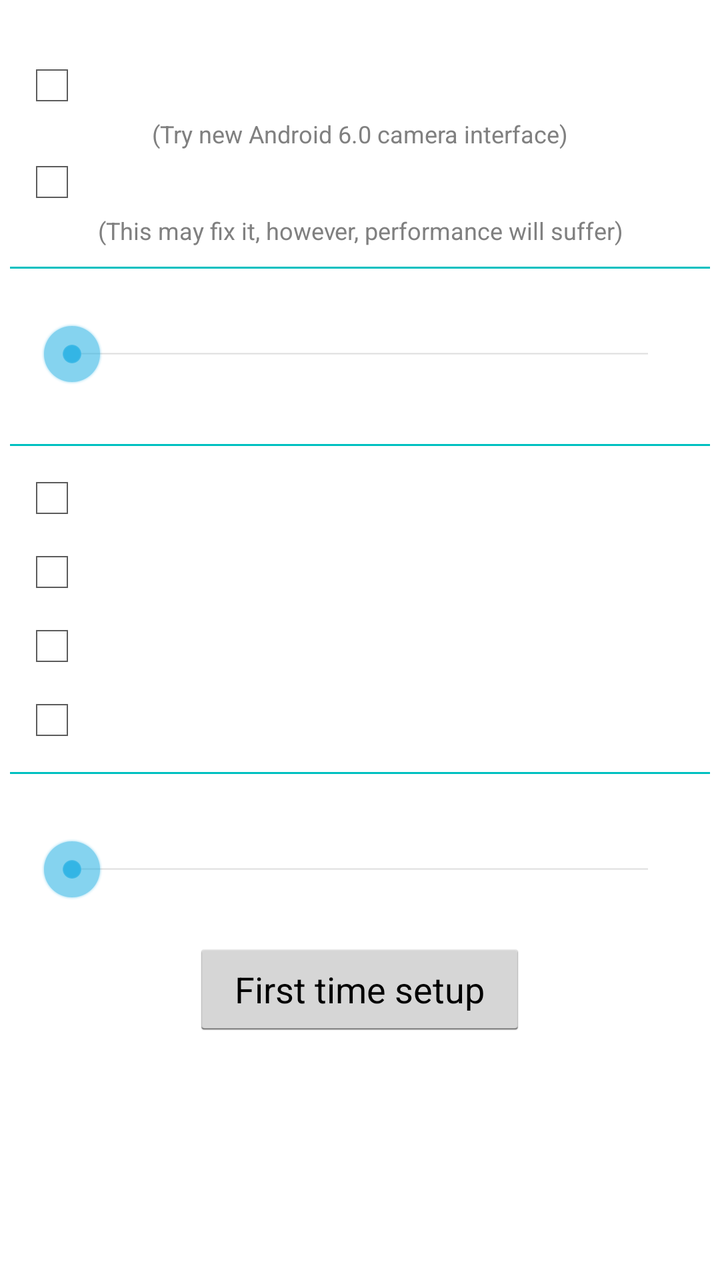
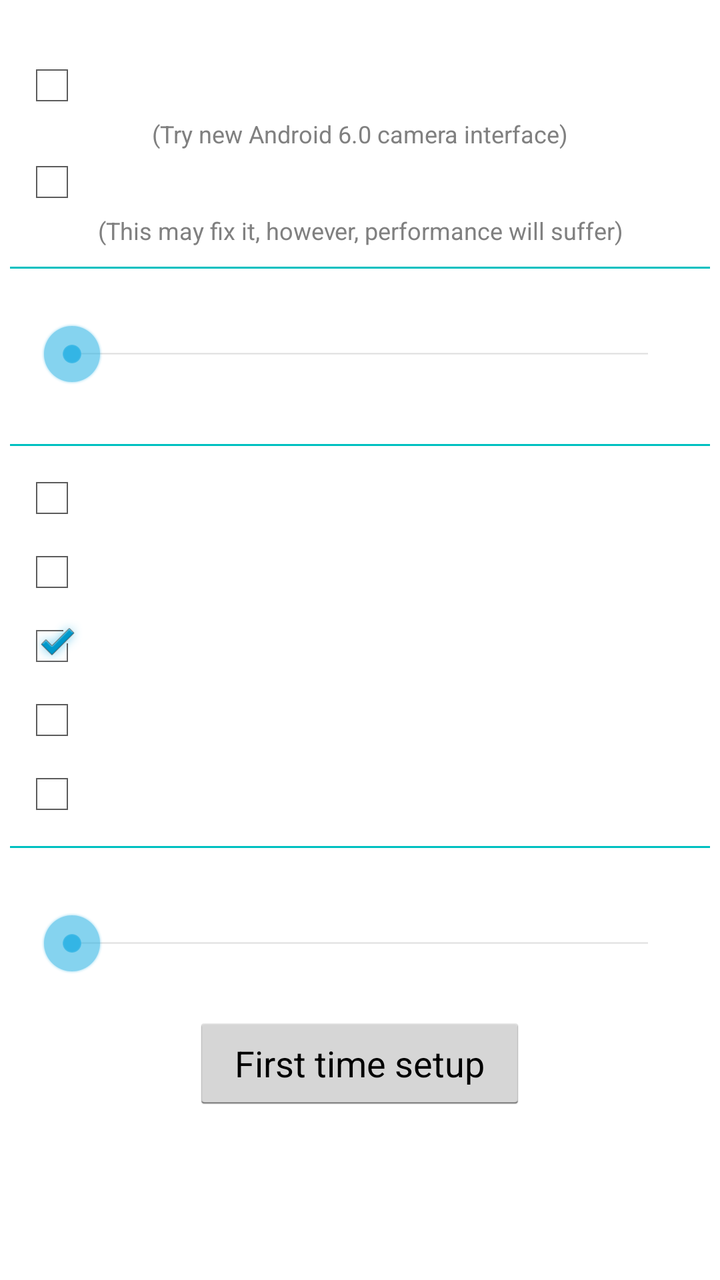

Two renders of the same Android screen: before a commit and after it. Below are the layout's source before the change and the commit's diff.
<!-- AndroidManifest.xml: another module's application theme AppTheme -->
<!-- res/layout/frag_settings_fragment.xml -->
<?xml version="1.0" encoding="utf-8"?>

<ScrollView xmlns:android="http://schemas.android.com/apk/res/android"
    android:layout_width="match_parent"
    android:layout_height="match_parent"
    >
	<LinearLayout 
	    android:layout_width="match_parent"
	    android:layout_height="wrap_content"
	    android:orientation="vertical" >
	    
	    <TextView
	        android:layout_width="wrap_content"
	        android:layout_height="wrap_content"
	        android:textColor="#FFFFFFFF"
	        android:textSize="16sp"
	        android:layout_marginLeft="5dp"
	        android:text="Having LED issues?"
	        android:layout_marginTop="5dp"
	        />
	    
	    <CheckBox
	        android:layout_width="wrap_content"
	        android:layout_height="wrap_content"
	        android:textColor="#FFFFFFFF"
	        android:text="New camera interface"
	        android:layout_marginLeft="10dp"
	        android:id="@+id/new_camera_check"
	        />
	    <TextView
	        android:layout_width="fill_parent"
	        android:layout_height="wrap_content"
	        android:gravity="center_horizontal"
	        android:textColor="#FF808080"
	        android:textSize="12sp"
	        android:layout_marginLeft="10dp"
	        android:layout_marginRight="10dp"
	        android:text="(Try new Android 6.0 camera interface)"
	        />

	    <LinearLayout
	        android:layout_width="fill_parent"
	        android:layout_height="wrap_content"
	        android:id="@+id/preview_hack_stuff"
	        android:orientation="vertical"
	        >
		    
		    <CheckBox
		        android:layout_width="wrap_content"
		        android:layout_height="wrap_content"
		        android:textColor="#FFFFFFFF"
		        android:text="Preview hack"
		        android:layout_marginLeft="10dp"
		        android:id="@+id/preview_check"
		        />
		    
		    <TextView
		        android:layout_width="fill_parent"
		        android:layout_height="wrap_content"
		        android:gravity="center_horizontal"
		        android:textColor="#FF808080"
		        android:textSize="12sp"
		        android:layout_marginLeft="10dp"
		        android:layout_marginRight="10dp"
		        android:text="(This may fix it, however, performance will suffer)"
		        />
		</LinearLayout>
	    
	    
	    <View 
	        android:layout_width="fill_parent"
	        android:layout_height="1dp"
	        android:layout_marginLeft="5dp"
	        android:layout_marginRight="5dp"
	        android:layout_marginTop="10dp"
	        android:layout_marginBottom="5dp"
	        android:background="#FF00C0C0"/>
	    
	    
	   	<TextView 
	    	android:layout_width="wrap_content"
	    	android:layout_height="wrap_content"
	        android:textColor="#FFFFFFFF"
	        android:textSize="16sp"
	        android:layout_marginLeft="10dp"
	    	android:text="Maximum frequency:"
	    	/>
	    <SeekBar
	    	android:layout_width="fill_parent"
	    	android:layout_height="wrap_content"
	    	android:layout_marginLeft="20dip"
	    	android:layout_marginRight="20dip"
	    	android:id="@+id/max_seek_bar"
	    	/>   
	    <TextView 
	    	android:layout_width="wrap_content"
	    	android:layout_height="wrap_content"
	    	android:layout_gravity="center_horizontal"
	        android:textColor="#FFFFFFFF"
	        android:textSize="14sp"
	    	android:id="@+id/max_text"
	    	android:text="30"
	    	/>
	    
	    
	    <View 
	        android:layout_width="fill_parent"
	        android:layout_height="1dp"
	        android:layout_marginLeft="5dp"
	        android:layout_marginRight="5dp"
	        android:layout_marginTop="10dp"
	        android:layout_marginBottom="10dp"
	        android:background="#FF00C0C0"/>
	    
	    
	    <CheckBox
	        android:layout_width="wrap_content"
	        android:layout_height="wrap_content"
	        android:textColor="#FFFFFFFF"
	        android:text="Continue flashing on app close"
	        android:layout_marginLeft="10dp"
	        android:id="@+id/persist_check"
	        />
	    
	    
	    <CheckBox
	        android:layout_width="wrap_content"
	        android:layout_height="wrap_content"
	        android:textColor="#FFFFFFFF"
	        android:text="Dim screen while flashing"
	        android:layout_marginTop="5dp"
	        android:layout_marginLeft="10dp"
	        android:id="@+id/dim_check"
	        />
	    
	    <CheckBox
	        android:layout_width="wrap_content"
	        android:layout_height="wrap_content"
	        android:textColor="#FFFFFFFF"
	        android:text="Show burst option"
	        android:layout_marginTop="5dp"
	        android:layout_marginLeft="10dp"
	        android:id="@+id/burst_check"
	        />
	    
	    <CheckBox
	        android:layout_width="wrap_content"
	        android:layout_height="wrap_content"
	        android:textColor="#FFFFFFFF"
	        android:text="Show help buttons"
	        android:layout_marginTop="5dp"
	        android:layout_marginLeft="10dp"
	        android:id="@+id/help_check"
	        />
	    
	    
	    <View 
	        android:layout_width="fill_parent"
	        android:layout_height="1dp"
	        android:layout_marginLeft="5dp"
	        android:layout_marginRight="5dp"
	        android:layout_marginTop="10dp"
	        android:layout_marginBottom="10dp"
	        android:background="#FF00C0C0"/>
	    
	    
	    <LinearLayout
	        android:layout_width="fill_parent"
	        android:layout_height="wrap_content"
	        android:orientation="horizontal"
	        >   
		    <TextView
		        android:layout_width="wrap_content"
		        android:layout_height="wrap_content"
		        android:textColor="#FFFFFFFF"
		        android:textSize="16sp"
		        android:layout_marginLeft="5dp"
		        android:text="Screen flash color:"
		    	/>
		    <View
		    	android:layout_width="0dp"
		    	android:layout_height="8dip"
		    	android:layout_weight="1"
		    	android:layout_marginLeft="20dip"
		    	android:layout_marginRight="20dip"
		    	android:layout_marginTop="2dp"
		    	android:id="@+id/color_sample"
		    	android:background="#FFFFFFFF"
		    	android:layout_gravity="center_vertical"
		    	/>
	    </LinearLayout>
	    
	    <SeekBar
	    	android:layout_width="fill_parent"
	    	android:layout_height="wrap_content"
	    	android:layout_marginLeft="20dip"
	    	android:layout_marginRight="20dip"
	    	android:id="@+id/color_seek_bar"
	    	/>   
	    	
	    <Button
	        android:layout_width="wrap_content"
	        android:layout_height="wrap_content"
	        android:text="  First time setup  "
	        android:id="@+id/tutorial"
	        android:layout_marginTop="20dp"
	        android:layout_gravity="center_horizontal"
	        />
	    
	    <View
	        android:layout_width="0dp"
	        android:layout_height="20dp"
	        />
	
	</LinearLayout>
</ScrollView>
<!-- resources referenced by this layout -->
<resources>
  <style name="AppTheme" parent="AppBaseTheme">
          
      </style>
  <style name="AppBaseTheme" parent="android:Theme.Holo.Light">
          
      </style>
</resources>

<!-- the commit's change to res/layout/frag_settings_fragment.xml (unified diff, before → after) -->
@@ -133,6 +133,16 @@
 	        android:id="@+id/dim_check"
 	        />
 	    
+        <CheckBox
+            android:layout_width="wrap_content"
+            android:layout_height="wrap_content"
+            android:textColor="#FFFFFFFF"
+            android:text="@string/show_brightness_slider"
+            android:layout_marginTop="5dp"
+            android:layout_marginLeft="10dp"
+            android:checked="true"
+            android:id="@+id/brightness_check" />
+
 	    <CheckBox
 	        android:layout_width="wrap_content"
 	        android:layout_height="wrap_content"
<!-- resource entries referenced after the edit -->
@@ -1,5 +1,6 @@
 <!-- resources referenced by this layout -->
 <resources>
+  <string name="show_brightness_slider">Show brightness slider</string>
   <style name="AppTheme" parent="AppBaseTheme">
           
       </style>
